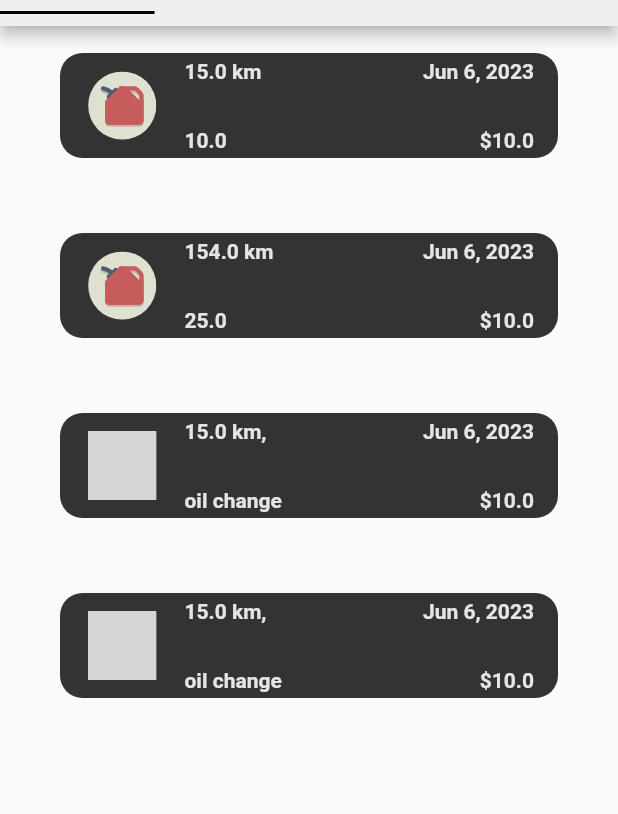
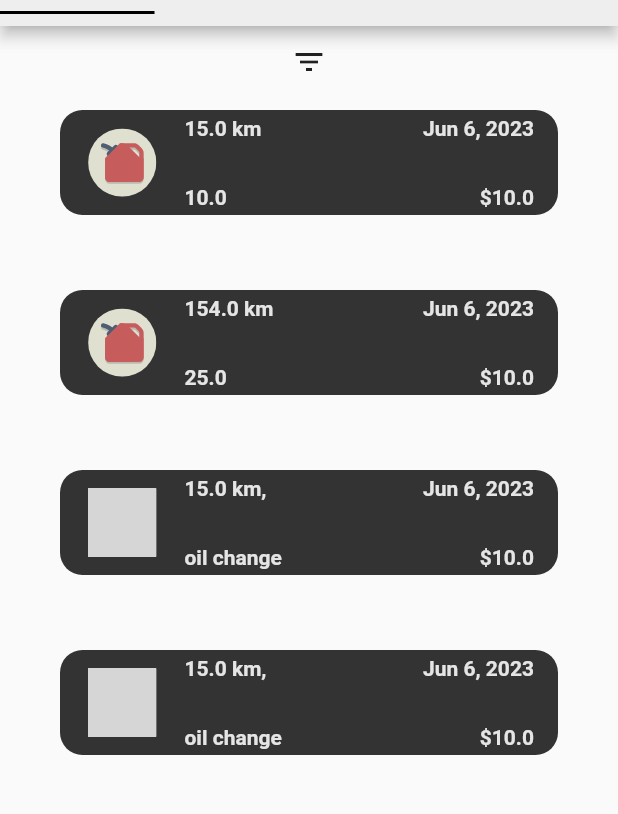
Before and after one commit to basilis0606/MainTena, a Flutter app: the screen it shows after launch, on a phone screen of 412 x 824 dp, the part 142-956 px from its top. Run offline on Flutter 3.47's test engine with Material 2 defaults, Android fonts, the phone set to English and light mode, and no system bars; our stand-ins replace flutter_svg; grey boxes are pictures that could not be loaded.

Commit message:
Added filter to ui

```diff
--- a/src/lib/fragments/garage/expenses.dart
+++ b/src/lib/fragments/garage/expenses.dart
@@ -17,7 +17,7 @@ class Expenses extends StatelessWidget {
   Widget build(BuildContext context) {
     return Column(
       children: [
-        const SizedBox(height: 10),
+        const PopupMenuExample(),
         Padding(
           padding: const EdgeInsets.symmetric(
             horizontal: 40,
@@ -29,3 +29,44 @@ class Expenses extends StatelessWidget {
     );
   }
 }
+
+class PopupMenuExample extends StatefulWidget {
+  const PopupMenuExample({super.key});
+
+  @override
+  State<PopupMenuExample> createState() => _PopupMenuExampleState();
+}
+
+class _PopupMenuExampleState extends State<PopupMenuExample> {
+  SampleItem? selectedMenu;
+
+  @override
+  Widget build(BuildContext context) {
+    return Center(
+      child: PopupMenuButton<SampleItem>(
+        icon: const Icon(Icons.filter_list),
+        initialValue: selectedMenu,
+        // Callback that sets the selected popup menu item.
+        onSelected: (SampleItem item) {
+          setState(() {
+            selectedMenu = item;
+          });
+        },
+        itemBuilder: (BuildContext context) => <PopupMenuEntry<SampleItem>>[
+          const PopupMenuItem<SampleItem>(
+            value: SampleItem.itemOne,
+            child: Text('Item 1'),
+          ),
+          const PopupMenuItem<SampleItem>(
+            value: SampleItem.itemTwo,
+            child: Text('Item 2'),
+          ),
+          const PopupMenuItem<SampleItem>(
+            value: SampleItem.itemThree,
+            child: Text('Item 3'),
+          ),
+        ],
+      ),
+    );
+  }
+}
--- a/src/lib/widgets/expenses_list.dart
+++ b/src/lib/widgets/expenses_list.dart
@@ -1,10 +1,7 @@
 import 'package:flutter/material.dart';
 import '../classes/Vehicle.dart';
-import '../classes/Expense.dart';
-import '../classes/Notification.dart' as notif;
 import '../classes/Maintenance.dart';
 import '../classes/Fuel.dart';
-import '../classes/ServiceManual.dart';
 import '../classes/Upgrade.dart';
 import '../classes/Insurance.dart';
 import '../classes/Damage.dart';
@@ -13,8 +10,20 @@ import 'square_widget.dart';
 
 class SquareList extends StatelessWidget {
   final Vehicle my_veh;
+  final String? filter;
+  List<String> filters = [
+    'Maintenance',
+    'Fuel',
+    'Upgrades',
+    'Insurance',
+    'Damage'
+  ];
 
-  const SquareList({Key? key, required this.my_veh}) : super(key: key);
+  SquareList({Key? key, required this.my_veh, this.filter}) : super(key: key) {
+    if (filter != null && filter != 'All') {
+      filters = [filter!];
+    }
+  }
 
   @override
   Widget build(BuildContext context) {
@@ -23,7 +32,8 @@ class SquareList extends StatelessWidget {
       shrinkWrap: true,
       itemCount: my_veh.expenses_2.length,
       itemBuilder: (BuildContext context, int index) {
-        if (my_veh.expenses_2[index].notification is Maintenance) {
+        if (my_veh.expenses_2[index].notification is Maintenance &&
+            filters.contains('Maintenance')) {
           return SquareWidget2(
             icon: 'assets/icons/maintenance.svg',
             upLeftText: "${my_veh.expenses_2[index].notification.mileage} km,",
@@ -33,7 +43,8 @@ class SquareList extends StatelessWidget {
             cost: my_veh.expenses_2[index].currency.toString() +
                 my_veh.expenses_2[index].amount.toString(),
           );
-        } else if (my_veh.expenses_2[index].notification is Fuel) {
+        } else if (my_veh.expenses_2[index].notification is Fuel &&
+            filters.contains('Fuel')) {
           return SquareWidget2(
             icon: 'assets/icons/gas.svg',
             upLeftText: "${my_veh.expenses_2[index].notification.mileage} km",
@@ -44,7 +55,8 @@ class SquareList extends StatelessWidget {
             cost: my_veh.expenses_2[index].currency.toString() +
                 my_veh.expenses_2[index].amount.toString(),
           );
-        } else if (my_veh.expenses_2[index].notification is Damage) {
+        } else if (my_veh.expenses_2[index].notification is Damage &&
+            filters.contains('Damage')) {
           return SquareWidget2(
             icon: 'assets/icons/damage.svg',
             upLeftText: "${my_veh.expenses_2[index].notification.mileage} km",
@@ -54,7 +66,8 @@ class SquareList extends StatelessWidget {
             cost: my_veh.expenses_2[index].currency.toString() +
                 my_veh.expenses_2[index].amount.toString(),
           );
-        } else if (my_veh.expenses_2[index].notification is Upgrade) {
+        } else if (my_veh.expenses_2[index].notification is Upgrade &&
+            filters.contains('Upgrades')) {
           return SquareWidget2(
             icon: 'assets/icons/upgrade.svg',
             upLeftText: "${my_veh.expenses_2[index].notification.mileage} km",
@@ -64,7 +77,8 @@ class SquareList extends StatelessWidget {
             cost: my_veh.expenses_2[index].currency.toString() +
                 my_veh.expenses_2[index].amount.toString(),
           );
-        } else if (my_veh.expenses_2[index].notification is Insurance) {
+        } else if (my_veh.expenses_2[index].notification is Insurance &&
+            filters.contains('Insurance')) {
           return SquareWidget2(
             icon: 'assets/icons/insurance.svg',
             upLeftText: "${my_veh.expenses_2[index].notification.mileage} km",
```
